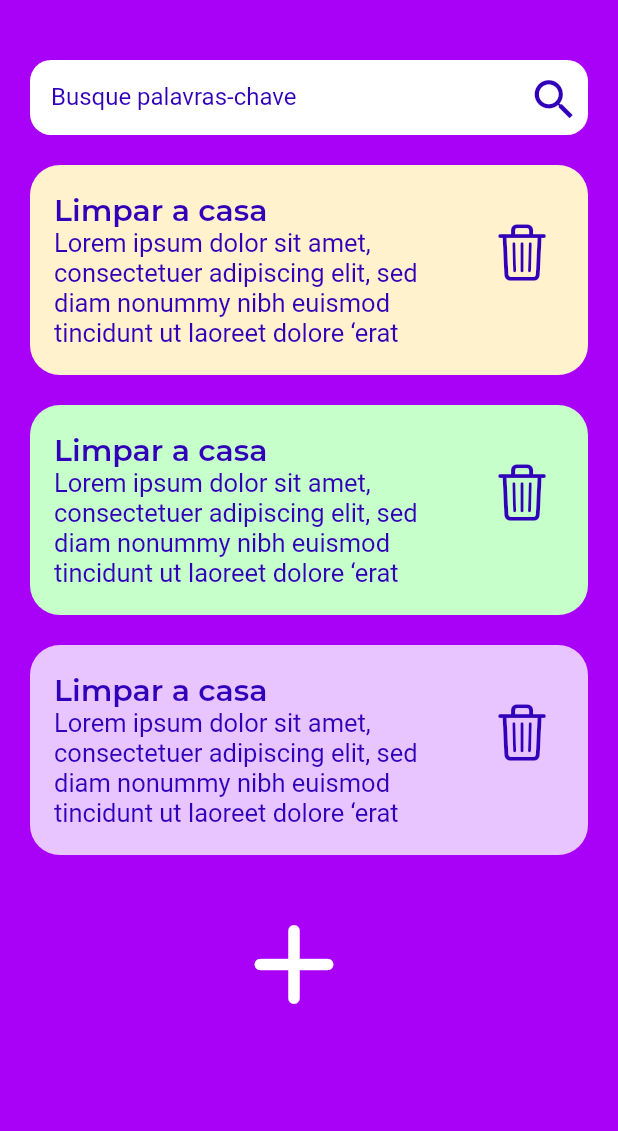
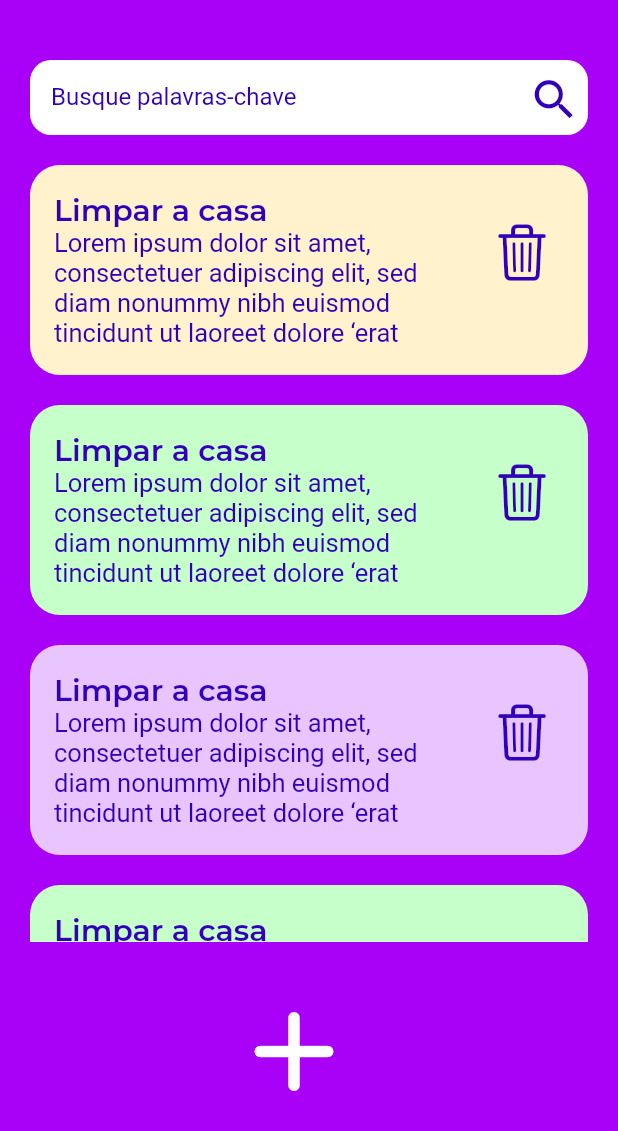
Before and after one commit to vvctort/app_todo_lovepeople, a Flutter app: the screen it shows after launch, on a phone screen of 412 x 824 dp, the part 105-1236 px from its top. Run offline on Flutter 3.47's test engine with Material 2 defaults, Android fonts, the phone set to English and light mode, and no system bars.

Commit message:
adicionei listview

```diff
--- a/lib/view/prancheta4_page.dart
+++ b/lib/view/prancheta4_page.dart
@@ -15,8 +15,7 @@ class _ListPageState extends State<ListPage> {
   Widget build(BuildContext context) {
     return Scaffold(
       backgroundColor: const Color.fromARGB(255, 169, 1, 247),
-      body: SingleChildScrollView(
-        child: SafeArea(
+      body: SafeArea(
         child: Column(
           crossAxisAlignment: CrossAxisAlignment.center,
           children: [
@@ -107,6 +106,9 @@ class _ListPageState extends State<ListPage> {
             //     itemBuilder: (context, index) {
             //       return Text(taskList[index]);
             //     }),
+            Expanded(
+              child: ListView(
+                children: [
                   taskCard(const Color.fromARGB(255, 255, 242, 204)),
                   const SizedBox(
                     height: 20,
@@ -116,8 +118,17 @@ class _ListPageState extends State<ListPage> {
                     height: 20,
                   ),
                   taskCard(const Color.fromARGB(255, 232, 197, 255)),
-              Column(
-                children: [
+                  const SizedBox(
+                    height: 20,
+                  ),
+                  taskCard(const Color.fromARGB(255, 199, 255, 203)),
+                  const SizedBox(
+                    height: 20,
+                  ),
+                  taskCard(const Color.fromARGB(255, 232, 197, 255)),
+                ],
+              ),
+            ),
             const SizedBox(
               height: 20,
             ),
@@ -139,9 +150,6 @@ class _ListPageState extends State<ListPage> {
               ],
             ),
           ],
-              ),
-            ],
-          ),
         ),
       ),
     );
```
Lines whose indentation alone changed are shown as unchanged.
